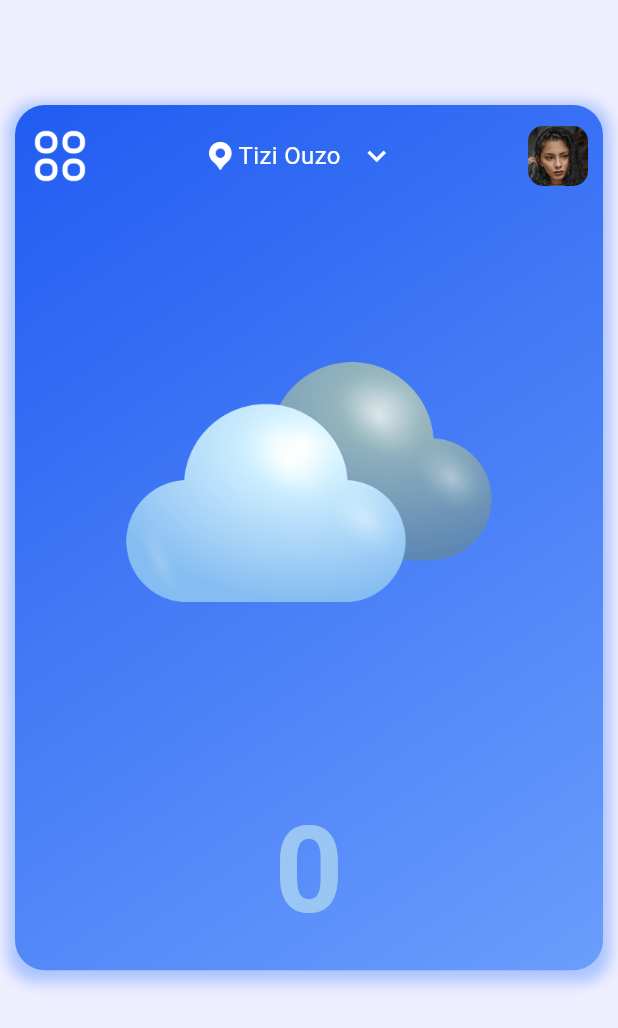
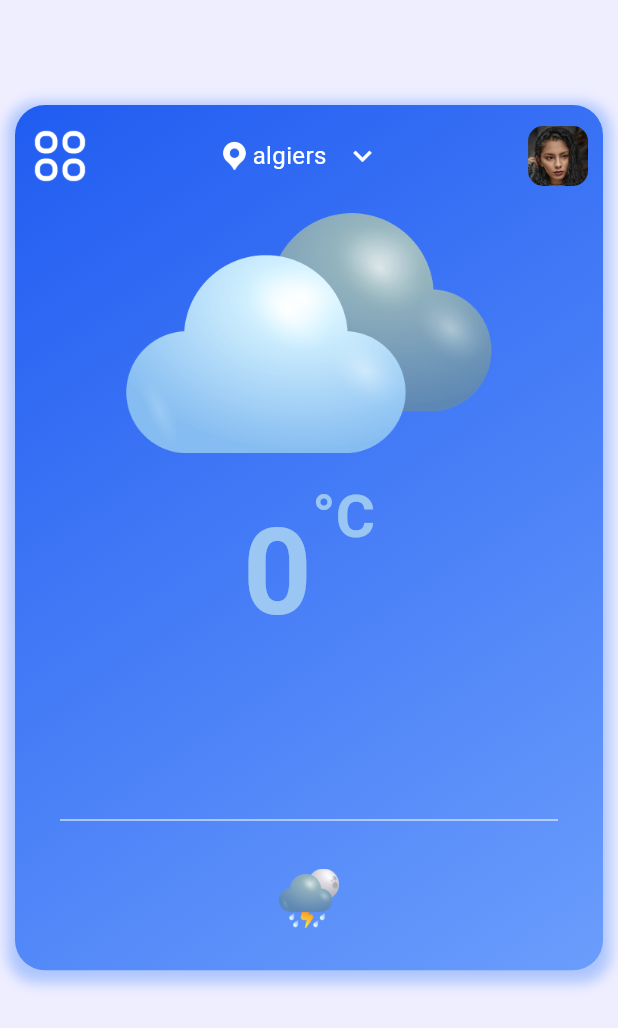
Before and after one commit to ZakyTm/Weather_Forecast, a Flutter app: the screen it shows after launch, on a phone screen of 412 x 824 dp. Shown: the top 1028 px of the screen. Run offline on Flutter 3.47's test engine with Material 3 defaults, Android fonts, the phone set to English and light mode, and no system bars; our stand-ins replace modal_bottom_sheet; network calls fail.

Commit message:
Update location and weather display on home page

```diff
--- a/lib/ui/home_page.dart
+++ b/lib/ui/home_page.dart
@@ -21,7 +21,7 @@ class _HomePageState extends State<HomePage> {
 
   final Constants _constants = Constants();
   static String API_Key = 'abf1117e552c4f9d9d1143140241108';
-  String location = 'Tizi Ouzo';
+  String location = 'algiers';
   String weatherIcon = 'heavycloudy.png';
   int temperature = 0;
   int windSpeed = 0;
@@ -246,7 +246,54 @@ class _HomePageState extends State<HomePage> {
                               foreground: Paint()..shader = _constants.shader),
                         ),
                       ),
+                      Text(
+                        '°C',
+                        style: TextStyle(
+                            fontSize: 40,
+                            fontWeight: FontWeight.bold,
+                            foreground: Paint()..shader = _constants.shader),
+                      ),
                     ],
+                  ),
+                  Text(
+                    currentWeatherStatus, //current weather status
+                    style: const TextStyle(
+                      color: Colors.white70,
+                      fontSize: 20,
+                    ),
+                  ),
+                  Text(
+                    currentDate, //current weather status
+                    style: const TextStyle(
+                      color: Colors.white70,
+                      fontSize: 20,
+                    ),
+                  ),
+                  Container(
+                    padding: const EdgeInsets.symmetric(horizontal: 20),
+                    child: const Divider(
+                      color: Colors.white70,
+                    ),
+                  ),
+                  Container(
+                    padding: const EdgeInsets.symmetric(horizontal: 40),
+                    child: Column(
+                      children: [
+                        Container(
+                          padding: const EdgeInsets.all(10),
+                          height: 60,
+                          width: 60,
+                          decoration: BoxDecoration(
+                            color: Colors.transparent,
+                            borderRadius: BorderRadius.circular(15),
+                          ),
+                          child: Image.asset('assets/heavyrain.png'),
+                        ),
+                        const SizedBox(
+                          height: 8.0,
+                        )
+                      ],
+                    ),
                   ),
                 ],
               ),
```
